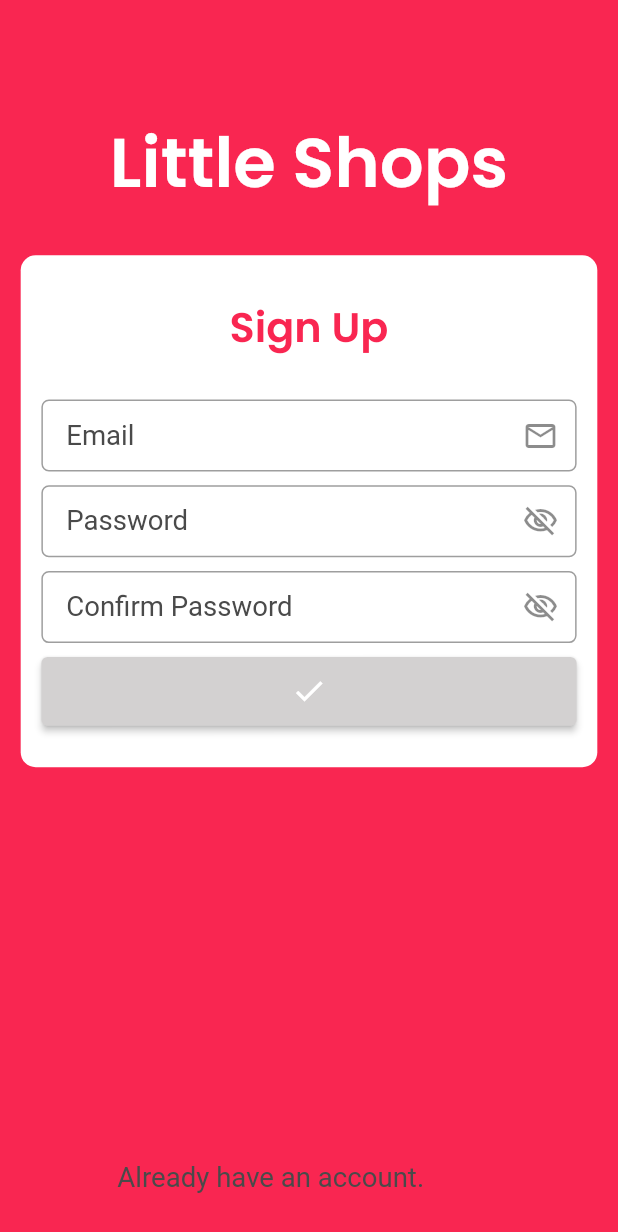
After one commit to richiejoel/littleshops, a Flutter app: the screen it shows after launch, after a tap on "Register", on a phone screen of 412 x 824 dp. The commit adds this screen. Shown: the top 1232 px of the screen. Run offline on Flutter 3.47's test engine with Material 2 defaults, Android fonts, the phone set to English and light mode, and no system bars; our stand-ins replace bloc, cloud_firestore, equatable, firebase_auth, firebase_core, flutter_bloc and 2 more; accounts and stored records are empty.

Commit message:
Sign Up Page

```diff
--- a/lib/configs/router.dart
+++ b/lib/configs/router.dart
@@ -1,6 +1,8 @@
 import 'package:flutter/material.dart';
+import 'package:littleshops/data/model/user_model.dart';
+import 'package:littleshops/presentation/screens/sign_up/sign_up_screen.dart';
 
-import 'package:littleshops/presentation/screens/splashScreen/splash_screen.dart';
+import 'package:littleshops/presentation/screens/splash_screen/splash_screen.dart';
 import 'package:littleshops/presentation/screens/login/login_screen.dart';
 import 'package:littleshops/bottom_navigation.dart';
 
@@ -28,10 +30,9 @@ class AppRouter {
           builder: (_) => Text("hola"),
         );
       case REGISTER:
-        //var initialUser = settings.arguments as UserModel;
+        var initialUser = settings.arguments as UserModel;
         return MaterialPageRoute(
-            builder: (_) =>
-                Text("hola") //RegisterScreen(initialUser: initialUser),
+            builder: (_) => SignUpScreen(initialUser: initialUser),
             );
       case HOME:
         return MaterialPageRoute(
--- a/lib/presentation/screens/login/login_screen.dart
+++ b/lib/presentation/screens/login/login_screen.dart
@@ -1,10 +1,13 @@
 import 'package:flutter/material.dart';
 import 'package:flutter_bloc/flutter_bloc.dart';
+import 'package:littleshops/configs/router.dart';
+import 'package:littleshops/data/model/user_model.dart';
 import 'package:littleshops/presentation/screens/login/bloc/bloc.dart';
 import 'package:littleshops/presentation/screens/login/widgets/login_form.dart';
 import 'package:littleshops/constants/color_constants.dart';
 import 'package:littleshops/constants/font_constant.dart';
 import 'package:littleshops/configs/size_config.dart';
+import 'package:littleshops/utils/translate.dart';
 
 class LoginScreen extends StatelessWidget{
 
@@ -36,11 +39,47 @@ class LoginScreen extends StatelessWidget{
                   LoginForm(),
                 ],
               ),
-            )
+            ),
           ),
+          bottomNavigationBar: _buildNoAccountText(context),
         ),
       ),
     );
   }
 
+  _buildNoAccountText(context) {
+    UserModel initialUser = UserModel(
+      id: "",
+      email: "",
+      avatar: "",
+      addresses: [],
+      name: "",
+      phoneNumber: "",
+    );
+    return Padding(
+      padding: EdgeInsets.symmetric(vertical: SizeConfig.defaultSize * 3),
+      child: Row(
+        mainAxisAlignment: MainAxisAlignment.center,
+        children: <Widget>[
+          Text(
+            Translate.of(context).translate('don\'t_have_an_account'),
+            style: FONT_CONST.REGULAR_DEFAULT_20
+          ),
+          SizedBox(width: 5),
+          GestureDetector(
+            onTap: () => Navigator.pushNamed(
+              context,
+              AppRouter.REGISTER,
+              arguments: initialUser
+            ),
+            child: Text(
+              Translate.of(context).translate('register'),
+              style: TextStyle(color: Colors.white )//FONT_CONST.BOLD_PRIMARY_20,
+            ),
+          ),
+        ],
+      ),
+    );
+  }
+
 }
--- /dev/null
+++ b/lib/presentation/screens/sign_up/bloc/bloc.dart
@@ -0,0 +1,3 @@
+export 'sign_up_bloc.dart';
+export 'sign_up_event.dart';
+export 'sign_up_state.dart';
--- /dev/null
+++ b/lib/presentation/screens/sign_up/bloc/sign_up_event.dart
@@ -0,0 +1,73 @@
+import 'package:littleshops/data/model/user_model.dart';
+import 'package:equatable/equatable.dart';
+
+abstract class SignUpEvent extends Equatable {
+  const SignUpEvent();
+
+  List<Object> get props => [];
+
+}
+
+// Evento cambio de email
+class EmailChanged extends SignUpEvent {
+  final String email;
+
+  const EmailChanged({required this.email});
+
+  @override
+  List<Object> get props => [email];
+
+  @override
+  String toString() {
+    return 'EmailChanged{email: $email}';
+  }
+}
+
+//Evento cambio de contrasenia
+class PasswordChanged extends SignUpEvent {
+  final String password;
+
+  PasswordChanged({required this.password});
+
+  @override
+  String toString() {
+    return 'PasswordChanged{password: $password}';
+  }
+}
+
+//Evento confirmaion contrasenia
+class ConfirmPasswordChanged extends SignUpEvent {
+  final String password;
+  final String confirmPassword;
+
+  ConfirmPasswordChanged(
+      {required this.password, required this.confirmPassword});
+
+  @override
+  String toString() {
+    return 'ConfirmPasswordChanged{password: $password ,confirmPassword: $confirmPassword}';
+  }
+}
+
+//SignUp Button
+class Submitted extends SignUpEvent {
+  final UserModel newUser; // contains new user's information
+  final String password;
+  final String confirmPassword;
+
+  const Submitted({
+    required this.newUser,
+    required this.password,
+    required this.confirmPassword,
+  });
+
+  @override
+  List<Object> get props => [newUser.email];
+
+  @override
+  String toString() {
+    return 'Submitted{email: ${newUser
+        .email}, password: $password, confirmPassword: $confirmPassword}';
+  }
+
+}
--- /dev/null
+++ b/lib/presentation/screens/sign_up/bloc/sign_up_state.dart
@@ -0,0 +1,113 @@
+import 'package:meta/meta.dart';
+
+@immutable
+class SignUpState {
+  final bool isEmailValid;
+  final bool isPasswordValid;
+  final bool isConfirmPasswordValid;
+  final bool isSubmitting;
+  final bool isSuccess;
+  final bool isFailure;
+  final String? message;
+
+  bool get isFormValid =>
+      isEmailValid && isPasswordValid && isConfirmPasswordValid;
+
+  SignUpState(
+      {required this.isEmailValid,
+        required this.isPasswordValid,
+        required this.isConfirmPasswordValid,
+        required this.isSubmitting,
+        required this.isSuccess,
+        required this.isFailure,
+        this.message});
+
+  factory SignUpState.empty() {
+    return SignUpState(
+      isEmailValid: true,
+      isPasswordValid: true,
+      isConfirmPasswordValid: true,
+      isSubmitting: false,
+      isSuccess: false,
+      isFailure: false,
+      message: "",
+    );
+  }
+
+  factory SignUpState.loading() {
+    return SignUpState(
+      isEmailValid: true,
+      isPasswordValid: true,
+      isConfirmPasswordValid: true,
+      isSubmitting: true,
+      isSuccess: false,
+      isFailure: false,
+      message: "Registering ...",
+    );
+  }
+
+  factory SignUpState.failure(String message) {
+    return SignUpState(
+      isEmailValid: true,
+      isPasswordValid: true,
+      isConfirmPasswordValid: true,
+      isSuccess: false,
+      isSubmitting: false,
+      isFailure: true,
+      message: message,
+    );
+  }
+
+  factory SignUpState.success() {
+    return SignUpState(
+        isEmailValid: true,
+        isPasswordValid: true,
+        isConfirmPasswordValid: true,
+        isSubmitting: false,
+        isSuccess: true,
+        isFailure: false,
+        message: "Register success");
+  }
+
+  SignUpState update(
+      {bool? isEmailValid, bool? isPasswordValid, bool? isConfirmPasswordValid}) {
+    return cloneWith(
+      isEmailValid: isEmailValid,
+      isPasswordValid: isPasswordValid,
+      isConfirmPasswordValid: isConfirmPasswordValid,
+      isSubmitting: false,
+      isSuccess: false,
+      isFailure: false,
+      message: "",
+    );
+  }
+
+
+  SignUpState cloneWith({
+    bool? isEmailValid,
+    bool? isPasswordValid,
+    bool? isConfirmPasswordValid,
+    bool? isNameValid,
+    bool? isSubmitting,
+    bool? isSuccess,
+    bool? isFailure,
+    String? message,
+  }) {
+    return SignUpState(
+      isEmailValid: isEmailValid ?? this.isEmailValid,
+      isPasswordValid: isPasswordValid ?? this.isPasswordValid,
+      isConfirmPasswordValid:
+      isConfirmPasswordValid ?? this.isConfirmPasswordValid,
+      isSubmitting: isSubmitting ?? this.isSubmitting,
+      isSuccess: isSuccess ?? this.isSuccess,
+      isFailure: isFailure ?? this.isFailure,
+      message: message ?? this.message,
+    );
+  }
+
+  @override
+  String toString() {
+    return 'SignUpState{isEmailValid: $isEmailValid, isPasswordValid: $isPasswordValid, isConfirmPasswordValid: $isConfirmPasswordValid, isSubmitting: $isSubmitting, isSuccess: $isSuccess, isFailure: $isFailure}';
+  }
+
+}
--- /dev/null
+++ b/lib/presentation/screens/sign_up/sign_up_screen.dart
@@ -0,0 +1,80 @@
+import 'package:flutter/material.dart';
+import 'package:flutter_bloc/flutter_bloc.dart';
+import 'package:littleshops/configs/router.dart';
+import 'package:littleshops/configs/size_config.dart';
+import 'package:littleshops/constants/color_constants.dart';
+import 'package:littleshops/constants/font_constant.dart';
+import 'package:littleshops/data/model/user_model.dart';
+import 'package:littleshops/presentation/screens/sign_up/bloc/bloc.dart';
+import 'package:littleshops/presentation/screens/sign_up/widgets/sign_up_form.dart';
+import 'package:littleshops/utils/translate.dart';
+
+class SignUpScreen extends StatelessWidget{
+
+  final UserModel initialUser;
+
+  const SignUpScreen({Key? key, required this.initialUser}) : super(key: key);
+
+  @override
+  Widget build(BuildContext context) {
+    return BlocProvider(
+      create: (context) => SignUpBloc(),
+      child: GestureDetector(
+        onTap: () => FocusScope.of(context).unfocus(),
+        child: Scaffold(
+          backgroundColor: COLOR_CONST.primaryColor,
+          body: SingleChildScrollView(
+            physics: BouncingScrollPhysics(),
+            child: Column(
+              children: [
+                Container(
+                  width: double.infinity,
+                  padding: EdgeInsets.only(
+                    top: SizeConfig.defaultSize * 8,
+                    bottom: SizeConfig.defaultSize * 3,
+                    right: SizeConfig.defaultSize * 1.5,
+                    left: SizeConfig.defaultSize * 1.5,
+                  ),
+                  child:Text("Little Shops", textAlign: TextAlign.center,
+                    style: FONT_CONST.TITLE,
+                  ) ,
+                ),
+                SignUpForm(intialUser: initialUser),
+              ],
+            ),
+          ),
+          bottomNavigationBar: _buildHaveAccountText(context),
+        ),
+      ),
+    );
+  }
+
+  _buildHaveAccountText(context) {
+    return Padding(
+      padding: EdgeInsets.symmetric(vertical: SizeConfig.defaultSize * 3),
+      child: Row(
+        mainAxisAlignment: MainAxisAlignment.center,
+        children: <Widget>[
+          Text(
+            Translate.of(context).translate('already_have_an_account'),
+            style: FONT_CONST.REGULAR_DEFAULT_20,
+          ),
+          SizedBox(width: 5),
+          GestureDetector(
+            onTap: () => Navigator.pushNamedAndRemoveUntil(
+              context,
+              AppRouter.LOGIN,
+                  (_) => false,
+            ),
+            child: Text(
+              Translate.of(context).translate('login'),
+              style: FONT_CONST.BOLD_PRIMARY_20,
+            ),
+          ),
+        ],
+      ),
+    );
+  }
+
+
+}
--- /dev/null
+++ b/lib/presentation/screens/sign_up/widgets/sign_up_form.dart
@@ -0,0 +1,230 @@
+import 'package:flutter/cupertino.dart';
+import 'package:flutter/material.dart';
+import 'package:flutter_bloc/flutter_bloc.dart';
+import 'package:littleshops/configs/size_config.dart';
+import 'package:littleshops/constants/color_constants.dart';
+import 'package:littleshops/constants/font_constant.dart';
+
+import 'package:littleshops/data/model/user_model.dart';
+import 'package:littleshops/presentation/common_blocs/authentication/authentication_bloc.dart';
+import 'package:littleshops/presentation/common_blocs/authentication/authentication_event.dart';
+import 'package:littleshops/presentation/screens/sign_up/bloc/sign_up_bloc.dart';
+import 'package:littleshops/presentation/screens/sign_up/bloc/sign_up_event.dart';
+import 'package:littleshops/presentation/screens/sign_up/bloc/sign_up_state.dart';
+import 'package:littleshops/presentation/widgets/buttons/circle_button.dart';
+import 'package:littleshops/utils/dialog.dart';
+import 'package:littleshops/utils/translate.dart';
+
+
+class SignUpForm extends StatefulWidget {
+
+  final UserModel? intialUser;
+  const SignUpForm({Key? key, this.intialUser}) : super(key: key);
+
+  @override
+  _SignUpFormState createState() => _SignUpFormState();
+
+}
+
+class _SignUpFormState extends State<SignUpForm>{
+
+  late SignUpBloc signUpBloc;
+
+  final TextEditingController emailController = TextEditingController();
+  final TextEditingController passwordController = TextEditingController();
+  final TextEditingController confirmPasswordController = TextEditingController();
+
+  bool isShowPassword = false;
+  bool isShowConfirmPassword = false;
+
+  @override
+  void initState() {
+    signUpBloc = BlocProvider.of<SignUpBloc>(context);
+    super.initState();
+  }
+
+  @override
+  void dispose() {
+    emailController.dispose();
+    passwordController.dispose();
+    confirmPasswordController.dispose();
+    super.dispose();
+  }
+
+  bool get isPopulated =>
+      emailController.text.isNotEmpty &&
+          passwordController.text.isNotEmpty &&
+          confirmPasswordController.text.isNotEmpty;
+
+  bool isRegisterButtonEnabled() {
+    return signUpBloc.state.isFormValid &&
+        !signUpBloc.state.isSubmitting &&
+        isPopulated;
+  }
+
+  void onRegister() {
+    if (isRegisterButtonEnabled()) {
+      UserModel newUser = widget.intialUser!.cloneWith(
+        email: emailController.text,
+      );
+      signUpBloc.add(
+        Submitted(
+          newUser: newUser,
+          password: passwordController.text,
+          confirmPassword: confirmPasswordController.text,
+        ),
+      );
+    }
+  }
+
+  @override
+  Widget build(BuildContext context) {
+    return BlocListener<SignUpBloc, SignUpState>(
+      listener: (context, state) {
+        /// Success
+        if (state.isSuccess) {
+          UtilDialog.hideWaiting(context);
+          BlocProvider.of<AuthenticationBloc>(context).add(LoggedIn());
+        }
+
+        /// Failure
+        if (state.isFailure) {
+          UtilDialog.hideWaiting(context);
+          UtilDialog.showInformation(context, content: state.message);
+        }
+
+        /// Registering
+        if (state.isSubmitting) {
+          UtilDialog.showWaiting(context);
+        }
+      },
+      child: BlocBuilder<SignUpBloc, SignUpState>(
+        builder: (context, state) {
+          return Container(
+            margin:
+            EdgeInsets.symmetric(horizontal: SizeConfig.defaultSize * 1.5),
+            padding: EdgeInsets.symmetric(
+              horizontal: SizeConfig.defaultPadding,
+              vertical: SizeConfig.defaultSize * 3,
+            ),
+            child: Form(
+              child: Column(
+                children: <Widget>[
+                  Text("Sign Up", style: FONT_CONST.SUBTITLE,),
+                  SizedBox(height: SizeConfig.defaultSize * 3),
+                  _buildEmailInput(),
+                  SizedBox(height: SizeConfig.defaultSize),
+                  _buildPasswordInput(),
+                  SizedBox(height: SizeConfig.defaultSize),
+                  _buildConfirmPasswordInput(),
+                  SizedBox(height: SizeConfig.defaultSize),
+                  _buildButtonRegister(),
+                ],
+              ),
+            ),
+            decoration: BoxDecoration(
+              borderRadius: BorderRadius.circular(10),
+              color: Colors.white,
+            ),
+          );
+        },
+      ),
+    );
+  }
+
+  /// Build content
+  _buildEmailInput() {
+    return TextFormField(
+      controller: emailController,
+      onChanged: (value) {
+        signUpBloc.add(EmailChanged(email: value));
+      },
+      validator: (_) {
+        return !signUpBloc.state.isEmailValid
+            ? Translate.of(context).translate('invalid_email')
+            : null;
+      },
+      autovalidateMode: AutovalidateMode.always,
+      keyboardType: TextInputType.emailAddress,
+      decoration: InputDecoration(
+        hintText: Translate.of(context).translate('email'),
+        suffixIcon: Icon(Icons.email_outlined),
+      ),
+    );
+  }
+
+  _buildPasswordInput() {
+    return TextFormField(
+      controller: passwordController,
+      onChanged: (value) {
+        signUpBloc.add(PasswordChanged(password: value));
+      },
+      validator: (_) {
+        return !signUpBloc.state.isPasswordValid
+            ? Translate.of(context).translate('invalid_password')
+            : null;
+      },
+      autovalidateMode: AutovalidateMode.always,
+      keyboardType: TextInputType.text,
+      obscureText: !isShowPassword,
+      decoration: InputDecoration(
+        hintText: Translate.of(context).translate('password'),
+        suffixIcon: IconButton(
+          icon: isShowPassword
+              ? Icon(Icons.visibility_outlined)
+              : Icon(Icons.visibility_off_outlined),
+          onPressed: () {
+            setState(() {
+              isShowPassword = !isShowPassword;
+            });
+          },
+        ),
+      ),
+    );
+  }
+
+  _buildConfirmPasswordInput() {
+    return TextFormField(
+      controller: confirmPasswordController,
+      onChanged: (value) {
+        signUpBloc.add(ConfirmPasswordChanged(
+          password: passwordController.text,
+          confirmPassword: value,
+        ));
+      },
+      validator: (_) {
+        return !signUpBloc.state.isConfirmPasswordValid
+            ? Translate.of(context).translate('don\'t_match_password')
+            : null;
+      },
+      autovalidateMode: AutovalidateMode.always,
+      keyboardType: TextInputType.text,
+      obscureText: !isShowConfirmPassword,
+      decoration: InputDecoration(
+        hintText: Translate.of(context).translate('confirm_password'),
+        suffixIcon: IconButton(
+          icon: isShowConfirmPassword
+              ? Icon(Icons.visibility_outlined)
+              : Icon(Icons.visibility_off_outlined),
+          onPressed: () {
+            setState(() {
+              isShowConfirmPassword = !isShowConfirmPassword;
+            });
+          },
+        ),
+      ),
+    );
+  }
+
+  _buildButtonRegister() {
+    return CircleButton(
+      child: Icon(Icons.check, color: Colors.white),
+      onPressed: onRegister,
+      backgroundColor: isRegisterButtonEnabled()
+          ? COLOR_CONST.primaryColor
+          : COLOR_CONST.cardShadowColor,
+    );
+  }
+
+
+}
```
Also changed, not shown: lib/presentation/screens/sign_up/bloc/sign_up_bloc.dart (added, +112 -0 lines), lib/presentation/screens/splash_screen/splash_screen.dart (renamed from lib/presentation/screens/splashScreen/splash_screen.dart).
